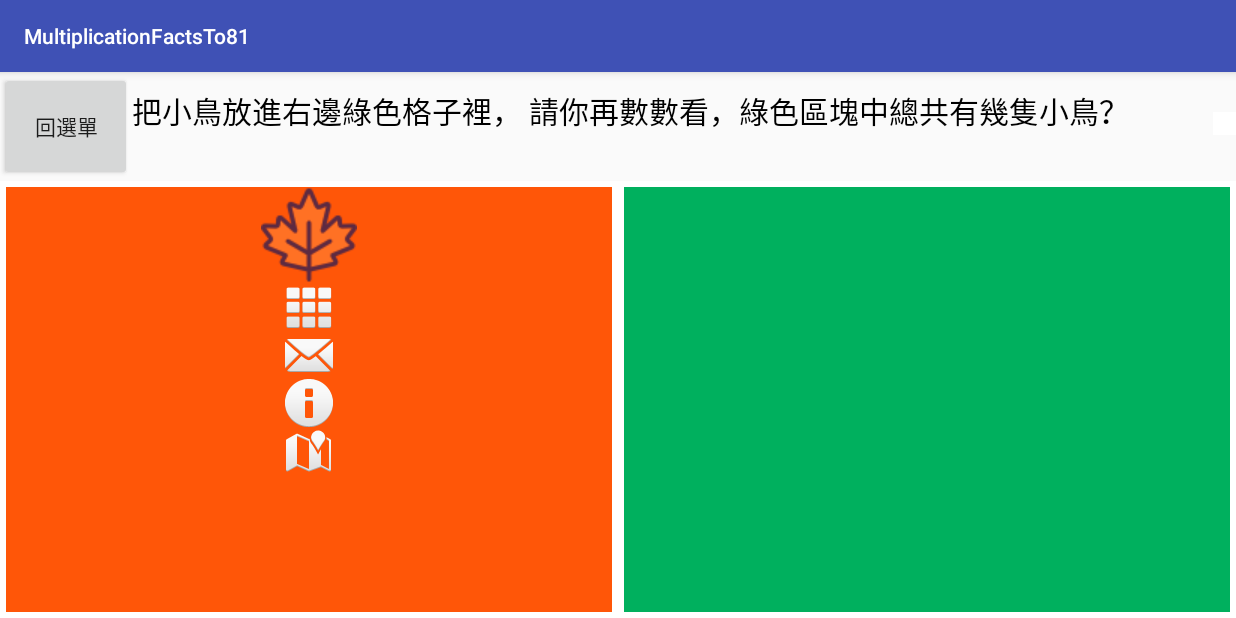
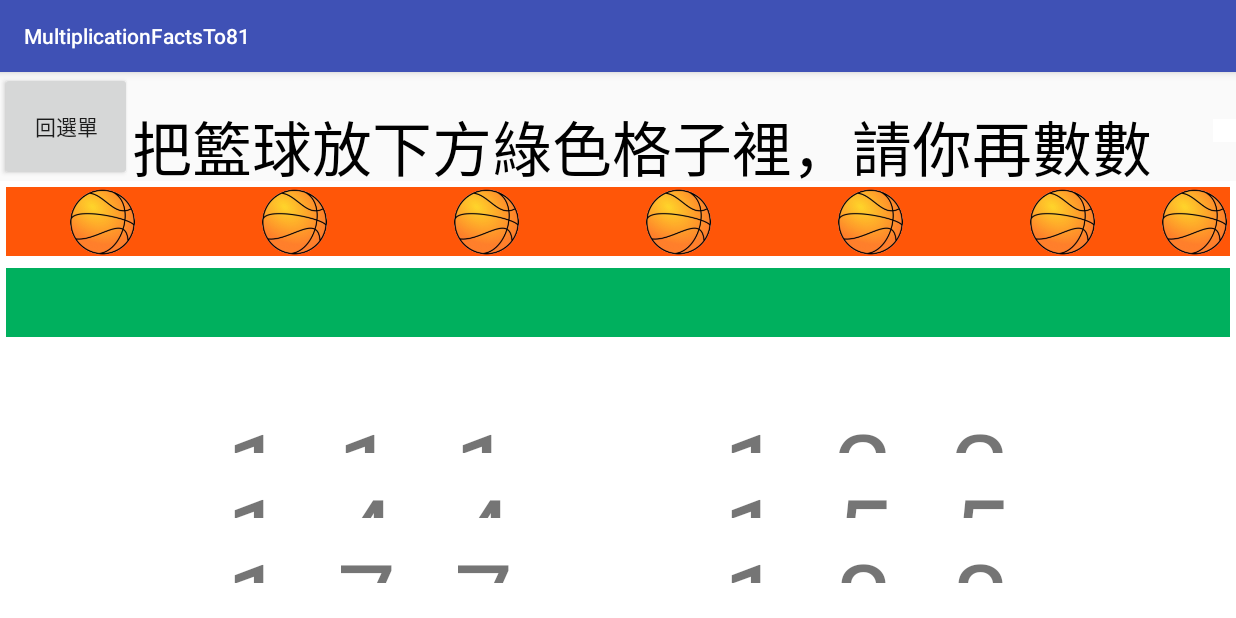
Before and after one commit to ychung1214/MultiplicationTable, an Android app: the One screen opened directly, with no data from a screen before it, on a phone screen of 824 x 412 dp (held sideways). Run offline under Robolectric (Android 15) with nearby library versions, the phone set to English and light mode, and no system bars.

Commit message:
10/24乘法layoutOK

```diff
--- a/MultiplicationFactsTo81/app/src/main/java/com/example/au/multiplicationfactsto81/One.java
+++ b/MultiplicationFactsTo81/app/src/main/java/com/example/au/multiplicationfactsto81/One.java
@@ -51,7 +51,7 @@ public class One extends AppCompatActivity {
          }});
 
         TypedArray arrayResources = getResources().obtainTypedArray(
-                R.array.resicon);
+                R.array.one);
 
         for (int i = 0; i < arrayResources.length(); i++) {
             ImageView imageView = new ImageView(this);
--- a/MultiplicationFactsTo81/app/src/main/res/layout/activity_one.xml
+++ b/MultiplicationFactsTo81/app/src/main/res/layout/activity_one.xml
@@ -31,15 +31,14 @@
                     android:text="回選單" />
 
                 <TextView
-                    android:id="@+id/textView"
-                    android:layout_width="wrap_content"
-                    android:layout_height="wrap_content"
+                    android:id="@+id/textView5"
+                    android:layout_width="match_parent"
+                    android:layout_height="match_parent"
+                    android:layout_marginTop="20dp"
                     android:layout_weight="1"
-                    android:text="把小鳥放進右邊綠色格子裡，
-請你再數數看，綠色區塊中總共有幾隻小鳥？"
-                    android:textSize="20dp"
-                    android:layout_marginTop="-8dp"
-                    android:textColor="#000000"/>
+                    android:text="把籃球放下方綠色格子裡，請你再數數看，綠色區塊中總共有幾顆籃球？"
+                    android:textColor="#000000"
+                    android:textSize="40dp" />
 
                 <TextView
                     android:id="@+id/prompt"
@@ -53,34 +52,64 @@
         </LinearLayout>
 
         <LinearLayout
+            android:id="@+id/xx"
             android:layout_width="match_parent"
             android:layout_height="0dp"
             android:layout_weight="4"
             android:background="#ffffff"
-            android:orientation="horizontal" >
+            android:orientation="vertical"
+            android:weightSum="8">
 
             <LinearLayout
                 android:id="@+id/area1"
-                android:layout_width="0dp"
-                android:layout_height="match_parent"
+                android:layout_width="match_parent"
+                android:layout_height="0dp"
                 android:layout_margin="4dp"
-                android:layout_weight="1"
+                android:layout_weight="2"
                 android:background="#ff5608"
-                android:orientation="vertical"></LinearLayout>
+                android:orientation="horizontal">
+
+            </LinearLayout>
 
             <LinearLayout
                 android:id="@+id/area2"
-                android:layout_width="0dp"
-                android:layout_height="match_parent"
+                android:layout_width="match_parent"
+                android:layout_height="0dp"
+                android:layout_margin="4dp"
+                android:layout_weight="2"
+                android:background="#00b05e"
+                android:orientation="horizontal"
+                ></LinearLayout>
+
+            <TextView
+                android:id="@+id/textView6"
+                android:layout_width="match_parent"
+                android:layout_height="20dp"
+                android:layout_marginTop="30dp"
                 android:layout_weight="1"
-                android:layout_margin="4dp"
-                android:background="#00b05e"
-                android:orientation="vertical"
-                android:weightSum="3">
+                android:gravity="center_horizontal"
+                android:text="1x1=1　　1x2=2　　1x3=3"
+                android:textSize="70dp" />
 
-            </LinearLayout>
+            <TextView
+                android:id="@+id/textView8"
+                android:layout_width="match_parent"
+                android:layout_height="20dp"
+                android:layout_weight="1"
+                android:gravity="center_horizontal"
+                android:text="1x4=4　　1x5=5　　1x6=6"
+                android:textSize="70dp" />
+
+            <TextView
+                android:id="@+id/textView7"
+                android:layout_width="match_parent"
+                android:layout_height="20dp"
+                android:layout_weight="1"
+                android:gravity="center_horizontal"
+                android:text="1x7=7　　1x8=8　　1x9=9"
+                android:textSize="70dp" />
+
         </LinearLayout>
-
 
     </LinearLayout>
 
--- a/MultiplicationFactsTo81/app/src/main/res/values/array.xml
+++ b/MultiplicationFactsTo81/app/src/main/res/values/array.xml
@@ -1,12 +1,16 @@
 <?xml version="1.0" encoding="utf-8"?>
 <resources>
 
-    <array name="resicon">
-        <item>@drawable/maple64</item>
-        <item>@android:drawable/ic_dialog_dialer</item>
-        <item>@android:drawable/ic_dialog_email</item>
-        <item>@android:drawable/ic_dialog_info</item>
-        <item>@android:drawable/ic_dialog_map</item>
+    <array name="one">
+        <item>@drawable/one_128</item>
+        <item>@drawable/one_128</item>
+        <item>@drawable/one_128</item>
+        <item>@drawable/one_128</item>
+        <item>@drawable/one_128</item>
+        <item>@drawable/one_128</item>
+        <item>@drawable/one_128</item>
+        <item>@drawable/one_128</item>
+        <item>@drawable/one_128</item>
     </array>
 
 </resources>
```
Also changed, not shown: MultiplicationFactsTo81/app/src/main/res/drawable/one_128.png (added), MultiplicationFactsTo81/app/src/main/res/drawable/one_64.png (added).
